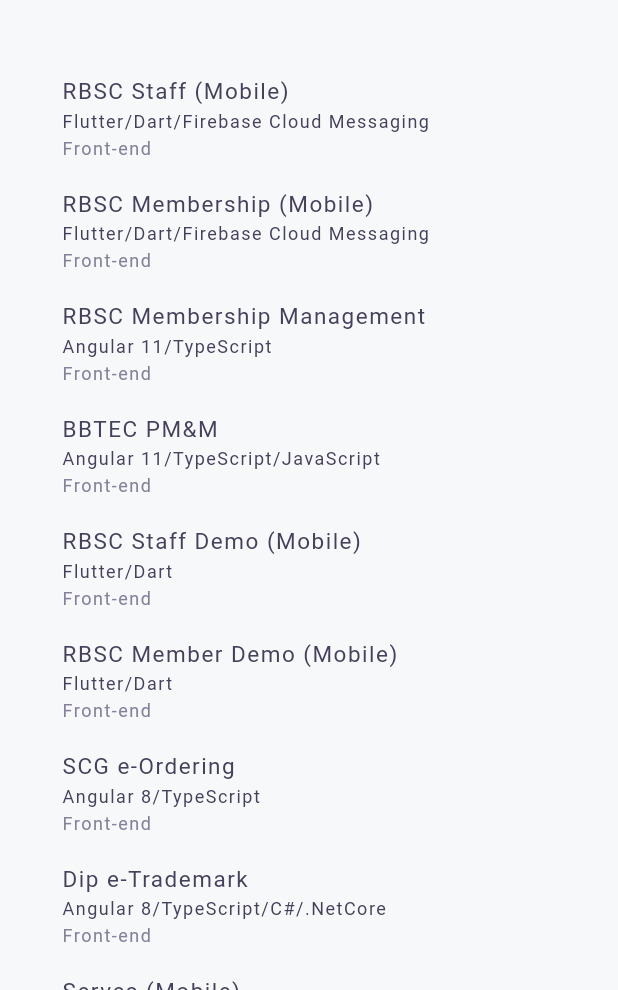
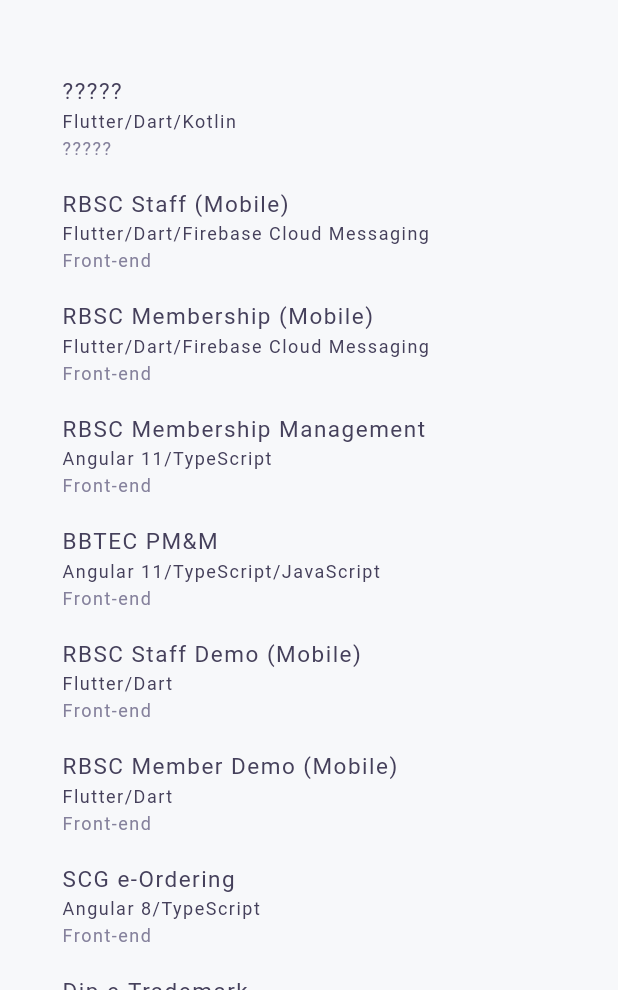
Before and after one commit to MangoStick/portfolio, a Flutter app: the AboutPage screen opened by its route, on a phone screen of 412 x 824 dp, the part 246-1236 px from its top. Run offline on Flutter 3.47's test engine with Material 2 defaults, Android fonts, the phone set to English and light mode, and no system bars; our stand-ins replace font_awesome_flutter; missing offline and left inert: dart:html; Roboto replaces fonts that are missing (NexaBold, NexaLight, ProductSans).

Commit message:
Update about.dart

```diff
--- a/lib/ui/about.dart
+++ b/lib/ui/about.dart
@@ -294,6 +294,12 @@
   // Education Methods:---------------------------------------------------------
   final educationList = [
     Education(
+      '?????',
+      '',
+      'Flutter/Dart/Kotlin',
+      '?????',
+    ),
+    Education(
       'Front-end',
       '',
       'Flutter/Dart/Firebase Cloud Messaging',
@@ -341,15 +347,15 @@
       'Angular 8/TypeScript/C#/.NetCore',
       'Dip e-Trademark',
     ),
+  ];
+
+  final educationList2 = [
     Education(
       'Front-end',
       '',
       'Flutter/Dart',
       'Serves (Mobile)',
     ),
-  ];
-
-  final educationList2 = [
     Education(
       'Full-Stack',
       '',
```
